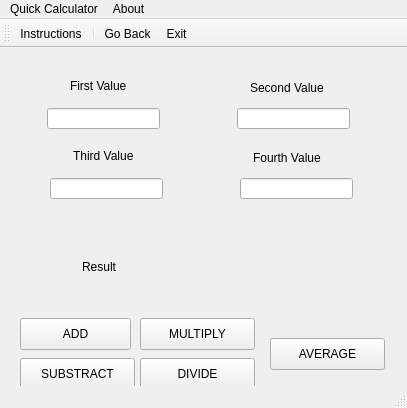
Before: the Qt Designer form Examen/simplecalculator.ui in fvillalobos14/ExamenProgra3, drawn with Qt 5.
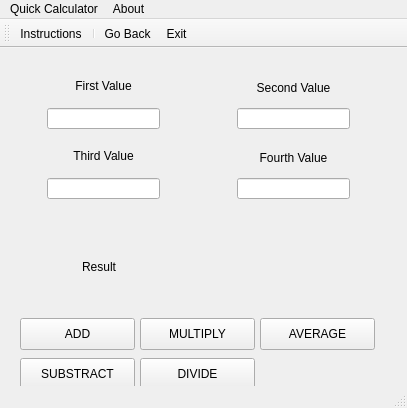
After: the same form once the commit is applied.

Commit message: oh god

The edit to the form file:
```diff
--- a/Examen/simplecalculator.ui
+++ b/Examen/simplecalculator.ui
@@ -37,28 +37,34 @@
    <widget class="QLabel" name="label">
     <property name="geometry">
      <rect>
-      <x>70</x>
+      <x>47</x>
       <y>30</y>
-      <width>91</width>
+      <width>113</width>
       <height>16</height>
      </rect>
     </property>
     <property name="text">
      <string>First Value</string>
     </property>
+    <property name="alignment">
+     <set>Qt::AlignCenter</set>
+    </property>
    </widget>
    <widget class="QLabel" name="label_2">
     <property name="geometry">
      <rect>
-      <x>250</x>
+      <x>237</x>
       <y>30</y>
-      <width>91</width>
+      <width>113</width>
       <height>20</height>
      </rect>
     </property>
     <property name="text">
      <string>Second Value</string>
     </property>
+    <property name="alignment">
+     <set>Qt::AlignCenter</set>
+    </property>
    </widget>
    <widget class="QLabel" name="label_3">
     <property name="geometry">
@@ -94,7 +100,7 @@
      <rect>
       <x>20</x>
       <y>270</y>
-      <width>111</width>
+      <width>115</width>
       <height>32</height>
      </rect>
     </property>
@@ -147,8 +153,8 @@
     </property>
     <property name="geometry">
      <rect>
-      <x>270</x>
-      <y>290</y>
+      <x>260</x>
+      <y>270</y>
       <width>115</width>
       <height>32</height>
      </rect>
@@ -160,33 +166,39 @@
    <widget class="QLabel" name="label_5">
     <property name="geometry">
      <rect>
-      <x>73</x>
+      <x>47</x>
       <y>100</y>
-      <width>91</width>
+      <width>113</width>
       <height>16</height>
      </rect>
     </property>
     <property name="text">
      <string>Third Value</string>
     </property>
+    <property name="alignment">
+     <set>Qt::AlignCenter</set>
+    </property>
    </widget>
    <widget class="QLabel" name="label_6">
     <property name="geometry">
      <rect>
-      <x>253</x>
+      <x>237</x>
       <y>100</y>
-      <width>91</width>
+      <width>113</width>
       <height>20</height>
      </rect>
     </property>
     <property name="text">
      <string>Fourth Value</string>
     </property>
+    <property name="alignment">
+     <set>Qt::AlignCenter</set>
+    </property>
    </widget>
    <widget class="QLineEdit" name="fourthEdit">
     <property name="geometry">
      <rect>
-      <x>240</x>
+      <x>237</x>
       <y>130</y>
       <width>113</width>
       <height>21</height>
@@ -196,7 +208,7 @@
    <widget class="QLineEdit" name="thirdEdit">
     <property name="geometry">
      <rect>
-      <x>50</x>
+      <x>47</x>
       <y>130</y>
       <width>113</width>
       <height>21</height>
```
The commit also changes 2 other files.
